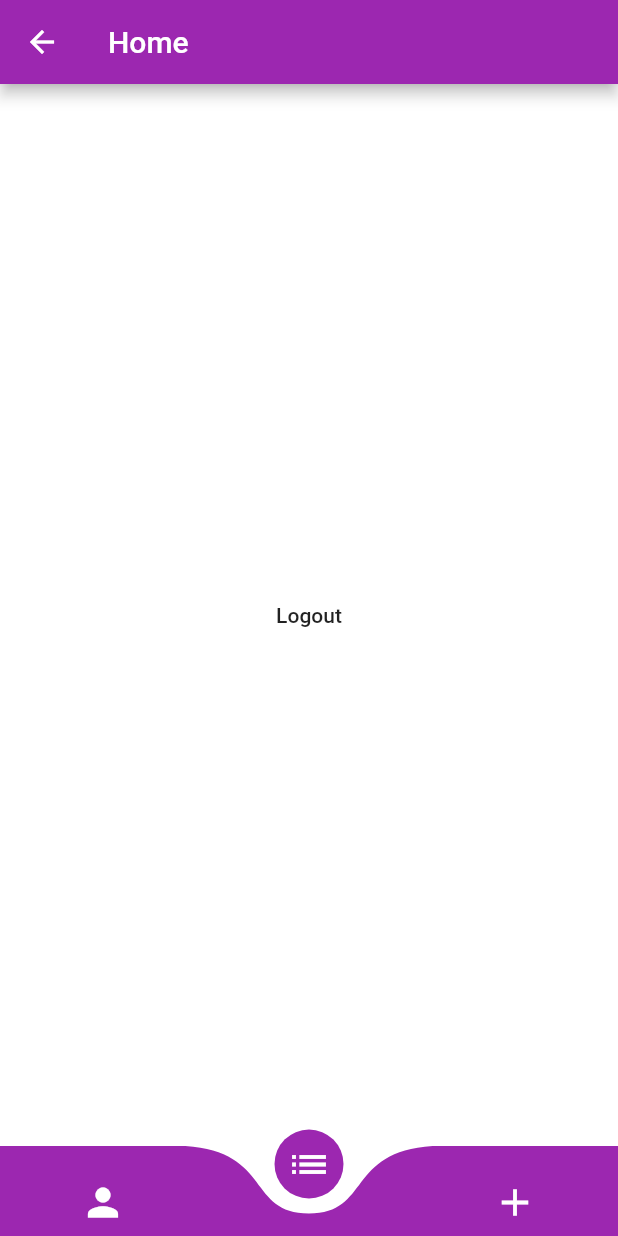
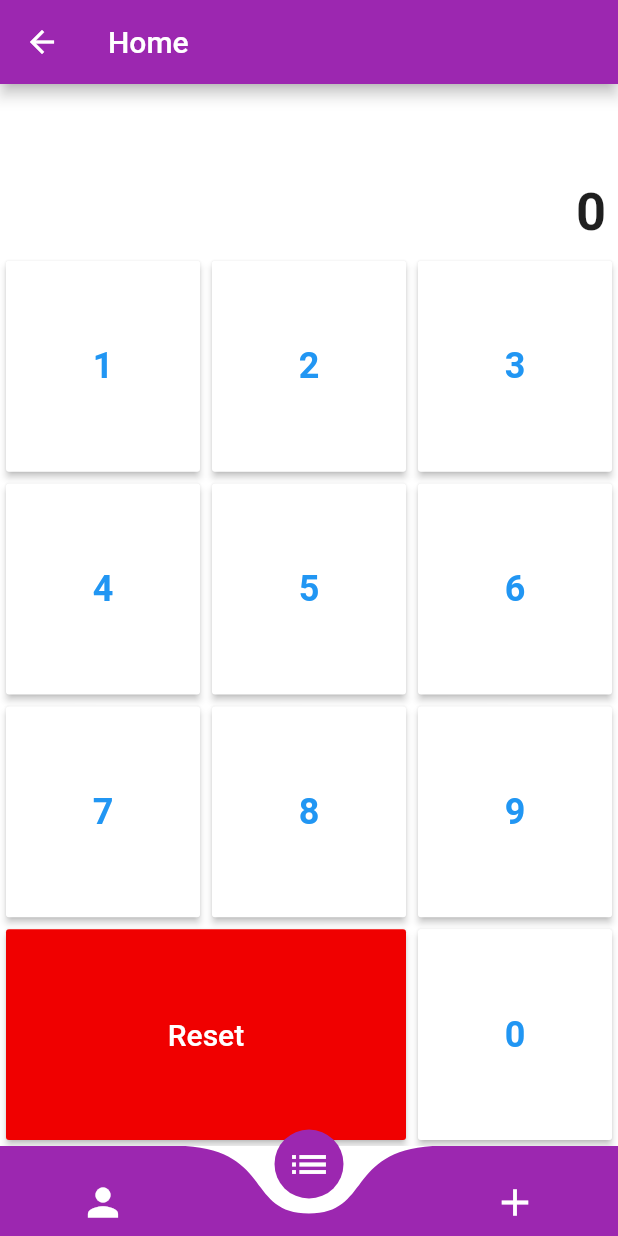
Before and after one commit to lpotte/Karma_Flutter-Version, a Flutter app: the HomeView screen opened directly, item 2 of the bottom bar chosen, on a phone screen of 412 x 824 dp. Run offline on Flutter 3.47's test engine with Material 2 defaults, Android fonts, the phone set to English and light mode, and no system bars; drawn by our look-alikes of curved_navigation_bar; our stand-ins replace shared_preferences; accounts and stored records are empty.

Commit message:
buttom bar working

```diff
--- a/lib/screens/favors.dart
+++ b/lib/screens/favors.dart
@@ -0,0 +1,264 @@
+import 'package:flutter/material.dart';
+
+class DecToBin extends StatefulWidget {
+  @override
+  _DecToBinState createState() => _DecToBinState();
+}
+
+class _DecToBinState extends State<DecToBin> {
+  String _binary = "0";
+  String _decimal = "";
+
+  void _onPressed(String value) {
+    setState(() {
+      _decimal = _decimal + value;
+      _binary = int.parse(_decimal, radix: 10).toRadixString(2);
+    });
+  }
+
+  @override
+  Widget build(BuildContext context) {
+    return Container(
+      child: Column(
+        crossAxisAlignment: CrossAxisAlignment.stretch,
+        children: <Widget>[
+          Container(
+              padding: const EdgeInsets.all(8.0),
+              alignment: Alignment.centerRight,
+              child: Text(
+                '$_decimal',
+                textAlign: TextAlign.right,
+                style: TextStyle(
+                    fontWeight: FontWeight.bold,
+                    color: Color(int.parse("#1f1f1f".replaceAll('#', '0xff'))),
+                    fontSize: 35),
+              )),
+          Container(
+              padding: const EdgeInsets.all(8.0),
+              alignment: Alignment.centerRight,
+              child: Text(
+                '$_binary',
+                textAlign: TextAlign.right,
+                style: TextStyle(
+                    fontWeight: FontWeight.bold,
+                    color: Color(int.parse("#1f1f1f".replaceAll('#', '0xff'))),
+                    fontSize: 35),
+              )),
+          Expanded(
+              child: Container(
+                  padding: const EdgeInsets.symmetric(vertical: 4.0),
+                  child: Row(
+                    crossAxisAlignment: CrossAxisAlignment.stretch,
+                    children: <Widget>[
+                      Expanded(
+                          child: Container(
+                        padding: const EdgeInsets.symmetric(horizontal: 4.0),
+                        child: MaterialButton(
+                          color: Color(
+                              int.parse("#ffffff".replaceAll('#', '0xff'))),
+                          child: Text("1",
+                              style: TextStyle(
+                                  fontWeight: FontWeight.bold,
+                                  color: Colors.blue,
+                                  fontSize: 24)),
+                          onPressed: () {
+                            _onPressed("1");
+                          },
+                        ),
+                      )),
+                      Expanded(
+                          child: Container(
+                        padding: const EdgeInsets.symmetric(horizontal: 4.0),
+                        child: MaterialButton(
+                          color: Color(
+                              int.parse("#ffffff".replaceAll('#', '0xff'))),
+                          child: Text("2",
+                              style: TextStyle(
+                                  fontWeight: FontWeight.bold,
+                                  color: Colors.blue,
+                                  fontSize: 24)),
+                          onPressed: () {
+                            _onPressed("2");
+                          },
+                        ),
+                      )),
+                      Expanded(
+                          child: Container(
+                        padding: const EdgeInsets.symmetric(horizontal: 4.0),
+                        child: MaterialButton(
+                          color: Color(
+                              int.parse("#ffffff".replaceAll('#', '0xff'))),
+                          child: Text("3",
+                              style: TextStyle(
+                                  fontWeight: FontWeight.bold,
+                                  color: Colors.blue,
+                                  fontSize: 24)),
+                          onPressed: () {
+                            _onPressed("3");
+                          },
+                        ),
+                      )),
+                    ],
+                  ))),
+          Expanded(
+              child: Container(
+                  padding: const EdgeInsets.symmetric(vertical: 4.0),
+                  child: Row(
+                    crossAxisAlignment: CrossAxisAlignment.stretch,
+                    children: <Widget>[
+                      Expanded(
+                          child: Container(
+                        padding: const EdgeInsets.symmetric(horizontal: 4.0),
+                        child: MaterialButton(
+                          color: Color(
+                              int.parse("#ffffff".replaceAll('#', '0xff'))),
+                          child: Text("4",
+                              style: TextStyle(
+                                  fontWeight: FontWeight.bold,
+                                  color: Colors.blue,
+                                  fontSize: 24)),
+                          onPressed: () {
+                            _onPressed("4");
+                          },
+                        ),
+                      )),
+                      Expanded(
+                          child: Container(
+                        padding: const EdgeInsets.symmetric(horizontal: 4.0),
+                        child: MaterialButton(
+                          color: Color(
+                              int.parse("#ffffff".replaceAll('#', '0xff'))),
+                          child: Text("5",
+                              style: TextStyle(
+                                  fontWeight: FontWeight.bold,
+                                  color: Colors.blue,
+                                  fontSize: 24)),
+                          onPressed: () {
+                            _onPressed("5");
+                          },
+                        ),
+                      )),
+                      Expanded(
+                          child: Container(
+                        padding: const EdgeInsets.symmetric(horizontal: 4.0),
+                        child: MaterialButton(
+                          color: Color(
+                              int.parse("#ffffff".replaceAll('#', '0xff'))),
+                          child: Text("6",
+                              style: TextStyle(
+                                  fontWeight: FontWeight.bold,
+                                  color: Colors.blue,
+                                  fontSize: 24)),
+                          onPressed: () {
+                            _onPressed("6");
+                          },
+                        ),
+                      )),
+                    ],
+                  ))),
+          Expanded(
+              child: Container(
+                  padding: const EdgeInsets.symmetric(vertical: 4.0),
+                  child: Row(
+                    crossAxisAlignment: CrossAxisAlignment.stretch,
+                    children: <Widget>[
+                      Expanded(
+                          child: Container(
+                        padding: const EdgeInsets.symmetric(horizontal: 4.0),
+                        child: MaterialButton(
+                          color: Color(
+                              int.parse("#ffffff".replaceAll('#', '0xff'))),
+                          child: Text("7",
+                              style: TextStyle(
+                                  fontWeight: FontWeight.bold,
+                                  color: Colors.blue,
+                                  fontSize: 24)),
+                          onPressed: () {
+                            _onPressed("7");
+                          },
+                        ),
+                      )),
+                      Expanded(
+                          child: Container(
+                        padding: const EdgeInsets.symmetric(horizontal: 4.0),
+                        child: MaterialButton(
+                          color: Color(
+                              int.parse("#ffffff".replaceAll('#', '0xff'))),
+                          child: Text("8",
+                              style: TextStyle(
+                                  fontWeight: FontWeight.bold,
+                                  color: Colors.blue,
+                                  fontSize: 24)),
+                          onPressed: () {
+                            _onPressed("8");
+                          },
+                        ),
+                      )),
+                      Expanded(
+                          child: Container(
+                        padding: const EdgeInsets.symmetric(horizontal: 4.0),
+                        child: MaterialButton(
+                          color: Color(
+                              int.parse("#ffffff".replaceAll('#', '0xff'))),
+                          child: Text("9",
+                              style: TextStyle(
+                                  fontWeight: FontWeight.bold,
+                                  color: Colors.blue,
+                                  fontSize: 24)),
+                          onPressed: () {
+                            _onPressed("9");
+                          },
+                        ),
+                      )),
+                    ],
+                  ))),
+          Expanded(
+              child: Container(
+            padding: const EdgeInsets.symmetric(vertical: 4.0),
+            child: Row(
+              crossAxisAlignment: CrossAxisAlignment.stretch,
+              children: <Widget>[
+                Expanded(
+                    flex: 2,
+                    child: Container(
+                      padding: const EdgeInsets.symmetric(horizontal: 4.0),
+                      child: MaterialButton(
+                          color: Color(
+                              int.parse("#F00000".replaceAll('#', '0xff'))),
+                          onPressed: () {
+                            setState(() {
+                              _binary = "0";
+                              _decimal = "";
+                            });
+                          },
+                          child: Text("Reset",
+                              style: new TextStyle(
+                                fontSize: 20.0,
+                                color: Colors.white,
+                              ))),
+                    )),
+                Expanded(
+                    flex: 1,
+                    child: Container(
+                      padding: const EdgeInsets.symmetric(horizontal: 4.0),
+                      child: MaterialButton(
+                        color:
+                            Color(int.parse("#ffffff".replaceAll('#', '0xff'))),
+                        child: Text("0",
+                            style: TextStyle(
+                                fontWeight: FontWeight.bold,
+                                color: Colors.blue,
+                                fontSize: 24)),
+                        onPressed: () {
+                          _onPressed('0');
+                        },
+                      ),
+                    )),
+              ],
+            ),
+          ))
+        ],
+      ),
+    );
+  }
+}
--- a/lib/screens/home.dart
+++ b/lib/screens/home.dart
@@ -3,14 +3,27 @@ import 'package:flutter/material.dart';
 import 'package:karma_flutterversion/providers/authProvider.dart';
 import 'package:provider/provider.dart';
 
-class HomeView extends StatelessWidget {
+import 'favors.dart';
+import 'newfavors.dart';
+
+class HomeView extends StatefulWidget {
+  @override
+  _HomeView createState() => _HomeView();
+}
+
+class _HomeView extends State<HomeView> {
+  int _page = 0;
+  GlobalKey _bottomNavigationKey = GlobalKey();
+
   @override
   Widget build(BuildContext context) {
     return Scaffold(
+        appBar: AppBar(
+          title: Text("Home"),
+          backgroundColor: Colors.purple,
+        ),
         bottomNavigationBar: CurvedNavigationBar(
-        backgroundColor: Colors.white,
-        color: Colors.purple,
-        animationCurve: Curves.easeOutExpo,
+          key: _bottomNavigationKey,
           index: 0,
           height: 60.0,
           items: <Widget>[
@@ -18,28 +31,36 @@ class HomeView extends StatelessWidget {
             Icon(Icons.list, size: 30, color: Colors.white),
             Icon(Icons.add, size: 30, color: Colors.white),
           ],
+          backgroundColor: Colors.white,
+          color: Colors.purple,
+          animationCurve: Curves.easeOutExpo,
+          animationDuration: Duration(milliseconds: 600),
           onTap: (index) {
-          //Handle button tap
+            setState(() {
+              _page = index;
+            });
           },
         ),
-      appBar: AppBar(
-        title: Text("Home"),
-        backgroundColor: Colors.purple,
-      ),
         body: Container(
-        color:  Colors.white,
-        child:
-         Center(
+          color: Colors.white,
+          child: Center(
             child: Consumer<AuthProvider>(builder: (context, model, child) {
+              if (_page == 2) {
+                return BinToDec();
+              } else {
+                if (_page == 1) {
+                  return DecToBin();
+                } else {
                   return FlatButton(
                     onPressed: () {
                       model.setLogged();
                     },
                     child: Text('Logout'),
                   );
+                }
+              }
             }),
           ),
-      )
-    );
+        ));
   }
 }
```
Also changed, not shown: lib/screens/login.dart (+18 -6 lines), lib/screens/newfavors.dart (+142 -0 lines). Lines whose indentation alone changed are shown as unchanged.
